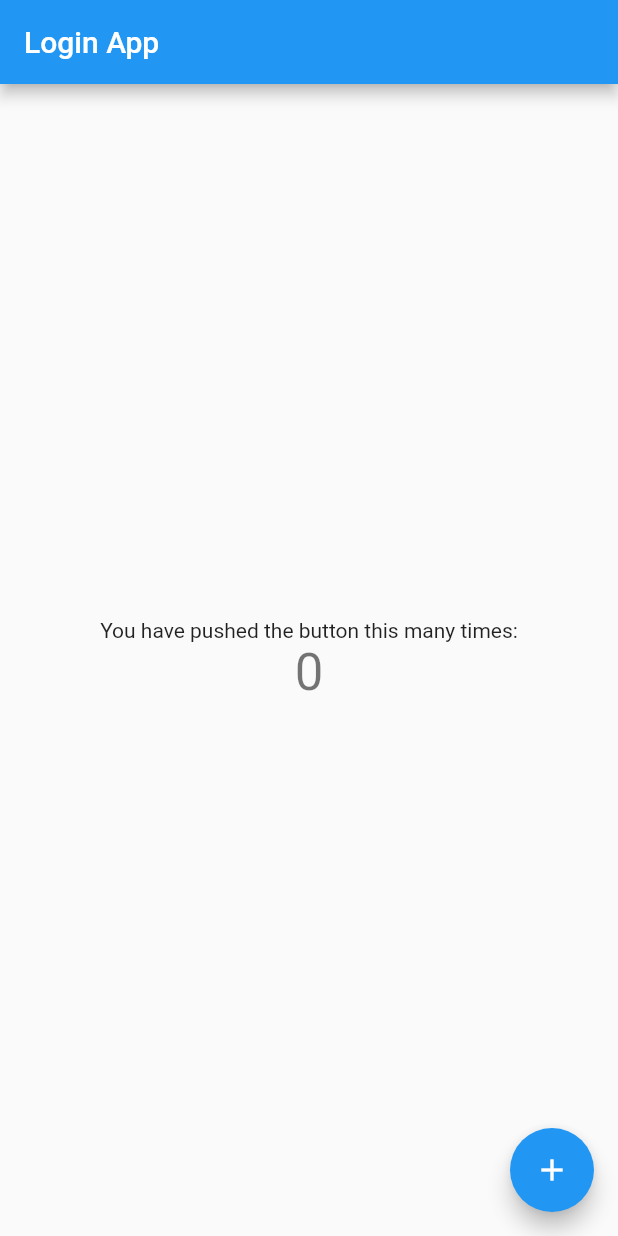
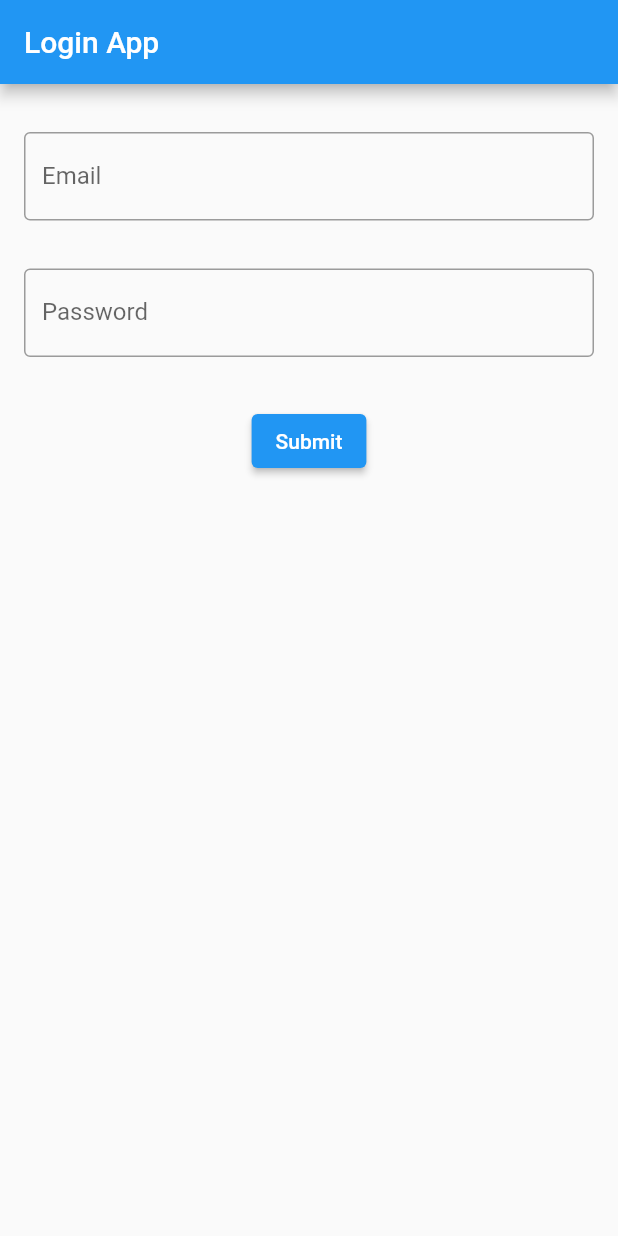
Before and after one commit to brian-benedict/log_in, a Flutter app: the screen it shows after launch, on a phone screen of 412 x 824 dp. Run offline on Flutter 3.47's test engine with Material 2 defaults, Android fonts, the phone set to English and light mode, and no system bars.

```diff
--- a/lib/main.dart
+++ b/lib/main.dart
@@ -28,13 +28,9 @@ class Login extends StatefulWidget {
 }
 
 class _LoginState extends State<Login> {
-  int _counter = 0;
-
-  void _incrementCounter() {
-    setState(() {
-      _counter++;
-    });
-  }
+  final _formKey = GlobalKey<FormState>();
+  TextEditingController emailController = TextEditingController();
+  TextEditingController passwordController = TextEditingController();
 
   @override
   Widget build(BuildContext context) {
@@ -42,25 +38,93 @@ class _LoginState extends State<Login> {
       appBar: AppBar(
         title: Text(widget.title),
       ),
-      body: Center(
-        child: Column(
-          mainAxisAlignment: MainAxisAlignment.center,
-          children: <Widget>[
-            const Text(
-              'You have pushed the button this many times:',
-            ),
-            Text(
-              '$_counter',
-              style: Theme.of(context).textTheme.headlineMedium,
-            ),
-          ],
+      body: Form(
+        key: _formKey,
+        child: Padding(
+          padding: const EdgeInsets.symmetric(horizontal: 8, vertical: 16),
+          child: Column(
+            crossAxisAlignment: CrossAxisAlignment.center,
+            children: [
+              Padding(
+                padding:
+                    const EdgeInsets.symmetric(horizontal: 8, vertical: 16),
+                child: TextFormField(
+                  controller: emailController,
+                  decoration: const InputDecoration(
+                      border: OutlineInputBorder(), labelText: "Email"),
+                  validator: (value) {
+                    if (value == null || value.isEmpty) {
+                      return 'Please enter your email';
+                    }
+                    return null;
+                  },
+                ),
+              ),
+              Padding(
+                padding:
+                    const EdgeInsets.symmetric(horizontal: 8, vertical: 16),
+                child: TextFormField(
+                  controller: passwordController,
+                  obscureText: true,
+                  decoration: const InputDecoration(
+                      border: OutlineInputBorder(), labelText: "Password"),
+                  validator: (value) {
+                    if (value == null || value.isEmpty) {
+                      return 'Please enter your password';
+                    }
+                    return null;
+                  },
+                ),
+              ),
+              Padding(
+                padding:
+                    const EdgeInsets.symmetric(horizontal: 8, vertical: 16.0),
+                child: Center(
+                  child: ElevatedButton(
+                    onPressed: () {
+                      if (_formKey.currentState!.validate()) {
+                        // Navigate the user to the Home page
+                      } else {
+                        ScaffoldMessenger.of(context).showSnackBar(
+                          const SnackBar(content: Text('Please fill input')),
+                        );
+                      }
+                    },
+                    child: const Text('Submit'),
+                  ),
+                ),
+              ),
+            ],
+          ),
         ),
-      ),
-      floatingActionButton: FloatingActionButton(
-        onPressed: _incrementCounter,
-        tooltip: 'Increment',
-        child: const Icon(Icons.add),
       ),
     );
   }
 }
+
+class HomePage extends StatelessWidget {
+  const HomePage({super.key, required this.email});
+
+  final String email;
+
+  @override
+  Widget build(BuildContext context) {
+    return Scaffold(
+        appBar: AppBar(
+          title: const Text('Home Page'),
+        ),
+        body: Column(
+          children: [
+            Text(email),
+            Center(
+              child: ElevatedButton(
+                onPressed: () {
+                  Navigator.pop(context);
+                },
+                child: const Text("Go back!"),
+              ),
+            ),
+          ],
+        ));
+  }
+}
```
